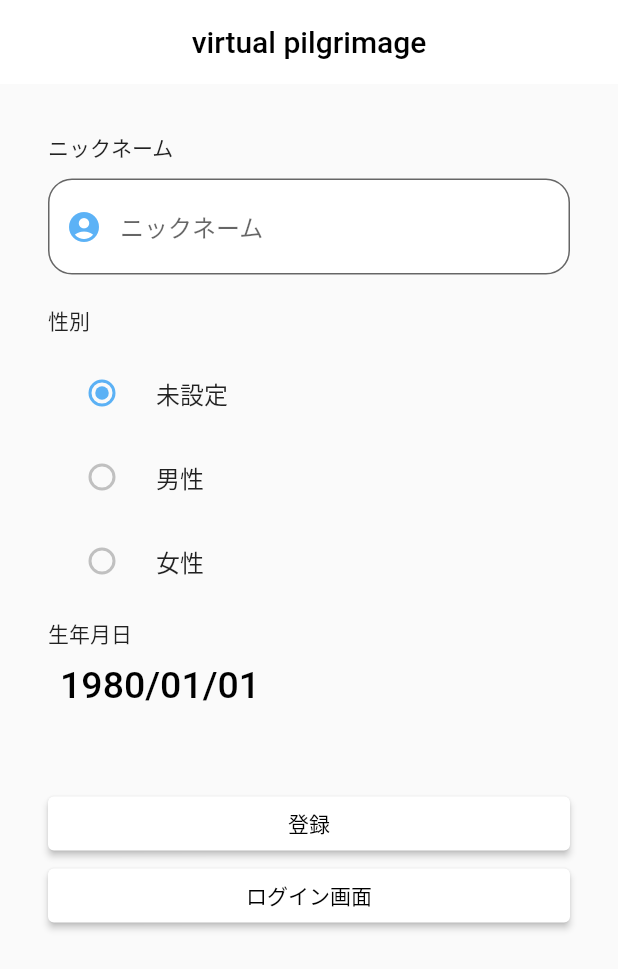
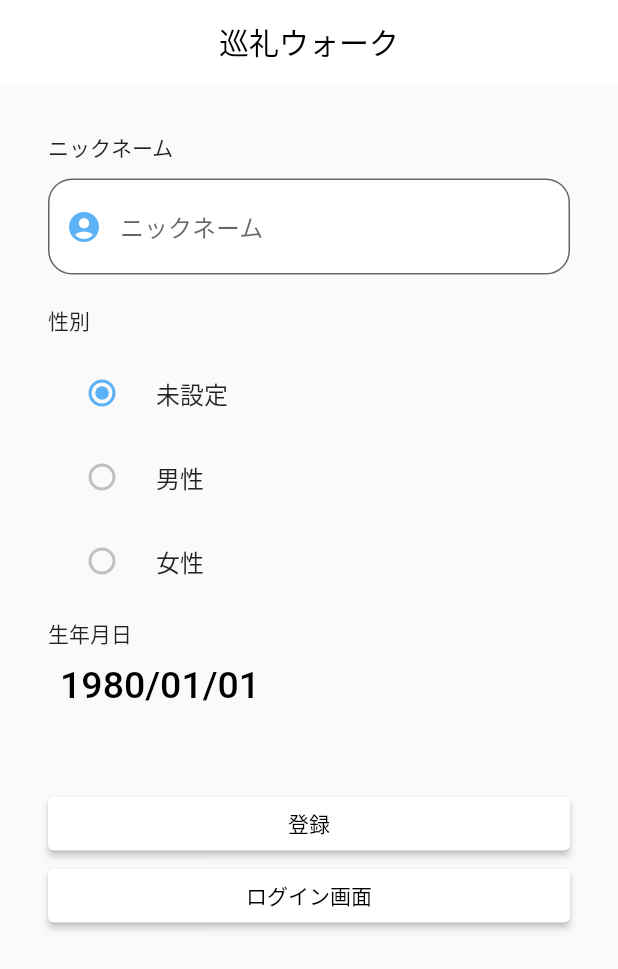
Before and after one commit to sports-club-hanzan/virtual-pilgrimage, a Flutter app: the RegistrationPage screen opened by its route, on a phone screen of 412 x 824 dp. Shown: the top 969 px of the screen. Run offline on Flutter 3.47's test engine with Material 2 defaults, Android fonts, the phone set to English and light mode, and no system bars; our stand-ins replace cloud_firestore, firebase_analytics, firebase_auth, firebase_core, firebase_crashlytics, flutter_datetime_picker and 7 more; accounts and stored records are empty.

Commit message:
:tada: fix app name to "巡礼ウォーク"

```diff
--- a/lib/main.dart
+++ b/lib/main.dart
@@ -39,8 +39,7 @@ class _App extends ConsumerWidget {
       routeInformationProvider: router.routeInformationProvider,
       routeInformationParser: router.routeInformationParser,
       routerDelegate: router.routerDelegate,
-      // TODO(s14t284): タイトルはアプリ名に変更
-      title: 'Virtual Pilgrimage',
+      title: '巡礼ウォーク',
       locale: const Locale('ja'),
       theme: AppTheme.theme,
     );
--- a/lib/ui/pages/home/home_page.dart
+++ b/lib/ui/pages/home/home_page.dart
@@ -15,8 +15,7 @@ class HomePage extends ConsumerWidget {
   Widget build(BuildContext context, WidgetRef ref) {
     return Scaffold(
       appBar: AppBar(
-        // TODO(s14t284): タイトルは変更
-        title: const Text('virtual pilgrimage'),
+        title: const Text('巡礼ウォーク'),
         backgroundColor: Theme.of(context).appBarTheme.backgroundColor,
       ),
       body: HomePageBody(ref),
--- a/lib/ui/pages/registration/registration_page.dart
+++ b/lib/ui/pages/registration/registration_page.dart
@@ -15,8 +15,7 @@ class RegistrationPage extends ConsumerWidget {
   Widget build(BuildContext context, WidgetRef ref) {
     return Scaffold(
       appBar: AppBar(
-        // TODO(s14t284): タイトルは変更
-        title: const Text('virtual pilgrimage'),
+        title: const Text('巡礼ウォーク'),
         backgroundColor: Theme.of(context).appBarTheme.backgroundColor,
       ),
       body: RegistrationPageBody(ref),
--- a/lib/ui/pages/sign_in/sign_in_page.dart
+++ b/lib/ui/pages/sign_in/sign_in_page.dart
@@ -14,8 +14,7 @@ class SignInPage extends ConsumerWidget {
   Widget build(BuildContext context, WidgetRef ref) {
     return Scaffold(
       appBar: AppBar(
-        // TODO(s14t284): タイトルは変更
-        title: const Text('virtual pilgrimage'),
+        title: const Text('巡礼ウォーク'),
         backgroundColor: Theme.of(context).appBarTheme.backgroundColor,
       ),
       body: SignInPageBody(ref),
```
